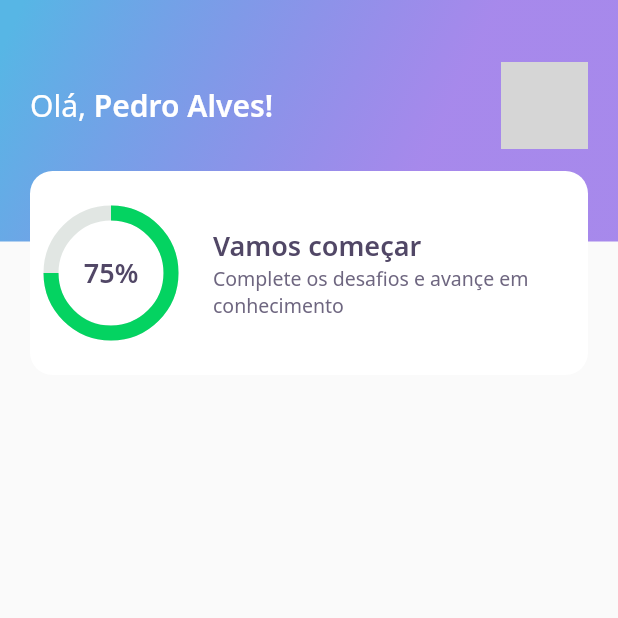
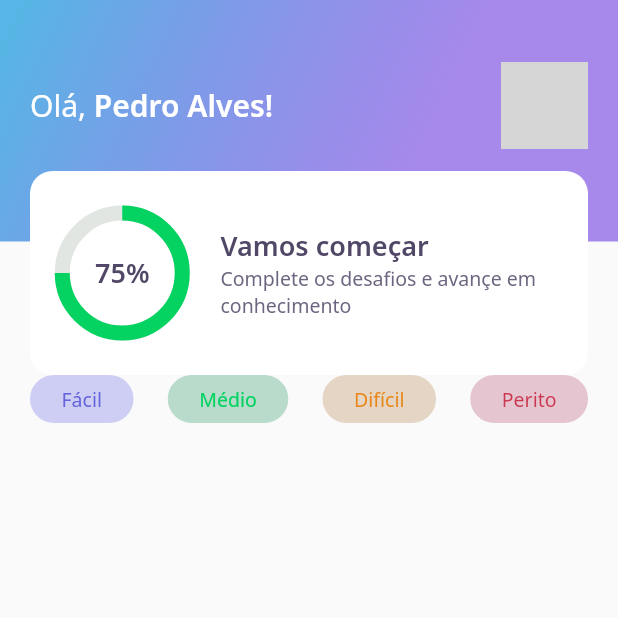
Before and after one commit to PedroTeixeiraa/dev-quiz, a Flutter app: the screen it shows after launch, on a phone screen of 412 x 824 dp, the top half of it. Run offline on Flutter 3.47's test engine with Material 2 defaults, Android fonts, the phone set to English and light mode, and no system bars; our stand-ins replace google_fonts; network calls fail; grey boxes are pictures that could not be loaded.

Commit message:
feat: create level button widget

```diff
--- a/lib/home/home_page.dart
+++ b/lib/home/home_page.dart
@@ -1,4 +1,5 @@
 import 'package:DevQuiz/home/widgets/appbar/app_bar_widget.dart';
+import 'package:DevQuiz/home/widgets/level_button/level_button_widget.dart';
 import 'package:flutter/material.dart';
 
 class HomePage extends StatefulWidget {
@@ -13,6 +14,28 @@ class _HomePageState extends State<HomePage> {
   Widget build(BuildContext context) {
     return Scaffold(
       appBar: AppBarWidget(),
+      body: Padding(
+        padding: const EdgeInsets.symmetric(
+          horizontal: 20,
+        ),
+        child: Row(
+          mainAxisAlignment: MainAxisAlignment.spaceBetween,
+          children: [
+            LevelButtonWidget(
+              label: "Fácil",
+            ),
+            LevelButtonWidget(
+              label: "Médio",
+            ),
+            LevelButtonWidget(
+              label: "Difícil",
+            ),
+            LevelButtonWidget(
+              label: "Perito",
+            )
+          ],
+        ),
+      ),
     );
   }
 }
--- a/lib/home/widgets/appbar/app_bar_widget.dart
+++ b/lib/home/widgets/appbar/app_bar_widget.dart
@@ -19,30 +19,36 @@ class AppBarWidget extends PreferredSize {
                     child: Row(
                       mainAxisAlignment: MainAxisAlignment.spaceBetween,
                       children: [
-                        Text.rich(TextSpan(
+                        Text.rich(
+                          TextSpan(
                             text: "Olá, ",
                             style: AppTextStyles.title,
                             children: [
                               TextSpan(
                                   text: "Pedro Alves!",
-                                  style: AppTextStyles.titleBold)
-                            ])),
+                                  style: AppTextStyles.titleBold),
+                            ],
+                          ),
+                        ),
                         Container(
                           height: 58,
                           width: 58,
                           decoration: BoxDecoration(
-                              borderRadius: BorderRadius.circular(10),
-                              image: DecorationImage(
-                                image: NetworkImage(
-                                    "https://avatars.githubusercontent.com/u/54821438?v=4"),
-                                fit: BoxFit.cover,
-                              )),
-                        )
+                            borderRadius: BorderRadius.circular(10),
+                            image: DecorationImage(
+                              image: NetworkImage(
+                                  "https://avatars.githubusercontent.com/u/54821438?v=4"),
+                              fit: BoxFit.cover,
+                            ),
+                          ),
+                        ),
                       ],
                     ),
                   ),
                   Align(
-                      alignment: Alignment(0.0, 1.0), child: ScoreCardWidget())
+                    alignment: Alignment(0.0, 1.0),
+                    child: ScoreCardWidget(),
+                  ),
                 ],
               ),
             ));
--- /dev/null
+++ b/lib/home/widgets/level_button/level_button_widget.dart
@@ -0,0 +1,71 @@
+import 'package:DevQuiz/core/app_colors.dart';
+import 'package:flutter/material.dart';
+import 'package:google_fonts/google_fonts.dart';
+
+class LevelButtonWidget extends StatelessWidget {
+  final String label;
+
+  LevelButtonWidget({
+    Key? key,
+    required this.label,
+  })   : assert([
+          "Fácil",
+          "Médio",
+          "Difícil",
+          "Perito",
+        ].contains(label)),
+        super(key: key);
+
+  final config = {
+    "Fácil": {
+      "color": AppColors.levelButtonBorderFacil,
+      "borderColor": AppColors.levelButtonBorderFacil,
+      "fontColor": AppColors.levelButtonTextFacil,
+    },
+    "Médio": {
+      "color": AppColors.levelButtonBorderMedio,
+      "borderColor": AppColors.levelButtonBorderMedio,
+      "fontColor": AppColors.levelButtonTextMedio,
+    },
+    "Difícil": {
+      "color": AppColors.levelButtonBorderDificil,
+      "borderColor": AppColors.levelButtonBorderDificil,
+      "fontColor": AppColors.levelButtonTextDificil,
+    },
+    "Perito": {
+      "color": AppColors.levelButtonBorderPerito,
+      "borderColor": AppColors.levelButtonBorderPerito,
+      "fontColor": AppColors.levelButtonTextPerito,
+    },
+  };
+
+  Color get color => config[label]!['color']!;
+  Color get borderColor => config[label]!['borderColor']!;
+  Color get fontColor => config[label]!['fontColor']!;
+
+  @override
+  Widget build(BuildContext context) {
+    return Container(
+      decoration: BoxDecoration(
+        color: color,
+        border: Border.fromBorderSide(
+          BorderSide(
+            color: borderColor,
+          ),
+        ),
+        borderRadius: BorderRadius.circular(28),
+      ),
+      child: Padding(
+        padding: const EdgeInsets.symmetric(
+          horizontal: 20,
+          vertical: 6,
+        ),
+        child: Text(label,
+            style: GoogleFonts.notoSans(
+              color: fontColor,
+              fontSize: 13,
+            )),
+      ),
+    );
+  }
+}
--- a/lib/home/widgets/score_card/score_card_widget.dart
+++ b/lib/home/widgets/score_card/score_card_widget.dart
@@ -7,17 +7,26 @@ class ScoreCardWidget extends StatelessWidget {
   @override
   Widget build(BuildContext context) {
     return Padding(
-      padding: const EdgeInsets.only(left: 20, right: 20, top: 14),
+      padding: const EdgeInsets.only(
+        left: 20,
+        right: 20,
+        top: 14,
+      ),
       child: Container(
         height: 136,
         decoration: BoxDecoration(
-            color: AppColors.white, borderRadius: BorderRadius.circular(15)),
+          color: AppColors.white,
+          borderRadius: BorderRadius.circular(15),
+        ),
         child: Padding(
-          padding: const EdgeInsets.symmetric(horizontal: 10),
+          padding: const EdgeInsets.symmetric(horizontal: 20),
           child: Row(
             crossAxisAlignment: CrossAxisAlignment.center,
             children: [
-              Expanded(flex: 1, child: ChartWidget()),
+              Expanded(
+                flex: 1,
+                child: ChartWidget(),
+              ),
               Expanded(
                 flex: 3,
                 child: Padding(
@@ -33,11 +42,11 @@ class ScoreCardWidget extends StatelessWidget {
                       Text(
                         "Complete os desafios e avançe em conhecimento",
                         style: AppTextStyles.body,
-                      )
+                      ),
                     ],
                   ),
                 ),
-              )
+              ),
             ],
           ),
         ),
```
